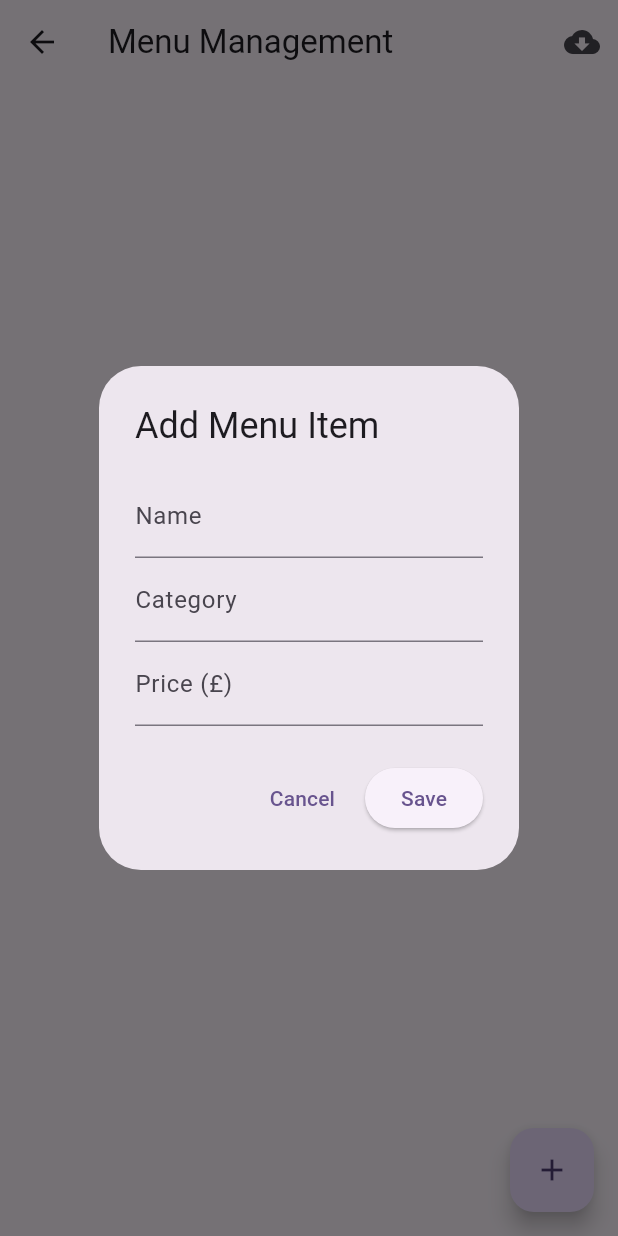
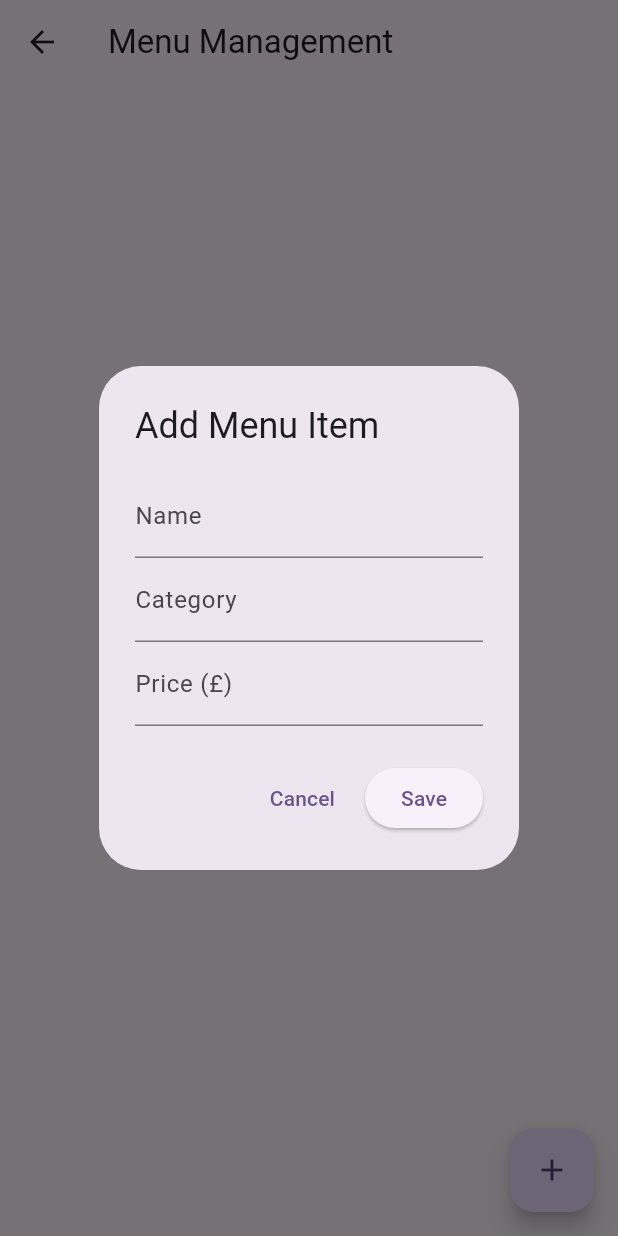
Before and after one commit to nhonlvsoict/lesonpos, a Flutter app: the MenuCrudScreen screen opened by its route, after a tap on the "add" icon, on a phone screen of 412 x 824 dp. Run offline on Flutter 3.47's test engine with Material 3 defaults, Android fonts, the phone set to English and light mode, and no system bars; our stand-ins replace printing, sqflite; accounts and stored records are empty.

Commit message:
update import menu

```diff
--- a/lib/providers/menu_provider.dart
+++ b/lib/providers/menu_provider.dart
@@ -12,21 +12,26 @@ class MenuProvider extends ChangeNotifier {
 
   List<MenuItem> get items => _items;
 
-  /// Normal load — loads active items from DB
-  Future<void> load() async {
-    if (!_loaded) {
-      _items = await _database.getActiveItems();
+Future<void> load() async {
+  if (_loaded) return;
 
-      // Sort items by preferred category order then name
-      _items.sort((a, b) {
-        final c = _catRank(a.category).compareTo(_catRank(b.category));
-        return c != 0 ? c : a.name.compareTo(b.name);
-      });
+  // Load existing active items
+  _items = await _database.getActiveItems();
 
-      _loaded = true;
-      notifyListeners();
-    }
+  // If empty, import default menu from assets
+  if (_items.isEmpty) {
+    debugPrint('[MenuProvider] No menu items found. Importing seed JSON...');
+    await importFromJson();
+    _items = await _database.getActiveItems();
   }
+
+  // Sort the final list
+  _sortItems();
+
+  _loaded = true;
+  notifyListeners();
+}
+
 
   /// Add a single new menu item
   Future<void> addItem(MenuItem item) async {
--- a/lib/screens/menu_crud_screen.dart
+++ b/lib/screens/menu_crud_screen.dart
@@ -25,22 +25,22 @@ class _MenuCrudScreenState extends State<MenuCrudScreen> {
       appBar: AppBar(
         title: const Text('Menu Management'),
         actions: [
-          IconButton(
-            tooltip: 'Import Seed Menu',
-            icon: const Icon(Icons.cloud_download),
-            onPressed: () async {
-              await menuProvider.importFromJson();
-              if (context.mounted) {
-                ScaffoldMessenger.of(context).showSnackBar(
-                  const SnackBar(
-                    content: Text('Menu imported from JSON'),
-                    behavior: SnackBarBehavior.floating,
-                    duration: Duration(seconds: 2),
-                  ),
-                );
-              }
-            },
-          ),
+          // IconButton(
+          //   tooltip: 'Import Seed Menu',
+          //   icon: const Icon(Icons.cloud_download),
+          //   onPressed: () async {
+          //     await menuProvider.importFromJson();
+          //     if (context.mounted) {
+          //       ScaffoldMessenger.of(context).showSnackBar(
+          //         const SnackBar(
+          //           content: Text('Menu imported from JSON'),
+          //           behavior: SnackBarBehavior.floating,
+          //           duration: Duration(seconds: 2),
+          //         ),
+          //       );
+          //     }
+          //   },
+          // ),
         ],
       ),
       body: menuProvider.items.isEmpty
```
Also changed, not shown: 1 other file.
